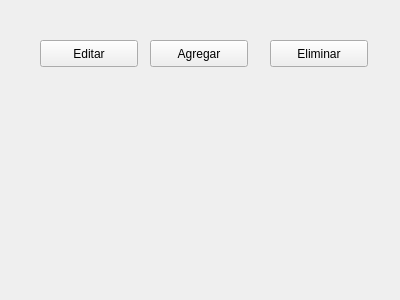
jandy92/ProyectoTallerCine, file Director/Directores.ui: the form before one commit.
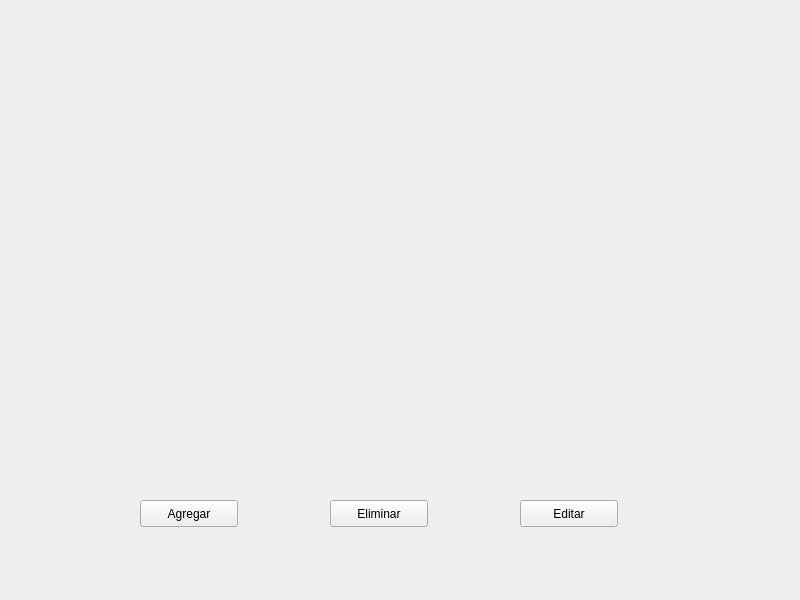
The form after the commit. Icons and pictures are not drawn.

Commit message: interfaz grafica pantalla Directores

Diff of the .ui file:
```diff
--- a/Director/Directores.ui
+++ b/Director/Directores.ui
@@ -6,8 +6,8 @@
    <rect>
     <x>0</x>
     <y>0</y>
-    <width>400</width>
-    <height>300</height>
+    <width>800</width>
+    <height>600</height>
    </rect>
   </property>
   <property name="windowTitle">
@@ -16,19 +16,23 @@
   <widget class="QWidget" name="gridLayoutWidget">
    <property name="geometry">
     <rect>
-     <x>30</x>
-     <y>90</y>
-     <width>341</width>
-     <height>181</height>
+     <x>70</x>
+     <y>80</y>
+     <width>631</width>
+     <height>401</height>
     </rect>
    </property>
-   <layout class="QGridLayout" name="gridLayout"/>
+   <layout class="QGridLayout" name="grillaDirectores">
+    <property name="leftMargin">
+     <number>0</number>
+    </property>
+   </layout>
   </widget>
   <widget class="QPushButton" name="pushButton">
    <property name="geometry">
     <rect>
-     <x>40</x>
-     <y>40</y>
+     <x>520</x>
+     <y>500</y>
      <width>98</width>
      <height>27</height>
     </rect>
@@ -40,8 +44,8 @@
   <widget class="QPushButton" name="pushButton_2">
    <property name="geometry">
     <rect>
-     <x>150</x>
-     <y>40</y>
+     <x>140</x>
+     <y>500</y>
      <width>98</width>
      <height>27</height>
     </rect>
@@ -53,8 +57,8 @@
   <widget class="QPushButton" name="pushButton_3">
    <property name="geometry">
     <rect>
-     <x>270</x>
-     <y>40</y>
+     <x>330</x>
+     <y>500</y>
      <width>98</width>
      <height>27</height>
     </rect>
@@ -63,6 +67,25 @@
     <string>Eliminar</string>
    </property>
   </widget>
+  <widget class="QLabel" name="silla_imagen">
+   <property name="geometry">
+    <rect>
+     <x>670</x>
+     <y>450</y>
+     <width>121</width>
+     <height>141</height>
+    </rect>
+   </property>
+   <property name="text">
+    <string/>
+   </property>
+   <property name="pixmap">
+    <pixmap>Silla.png</pixmap>
+   </property>
+   <property name="scaledContents">
+    <bool>true</bool>
+   </property>
+  </widget>
  </widget>
  <resources/>
  <connections/>
```
Left out of the diff: 6 changed lines with no effect on the pictures. The commit also changes 14 other files.
